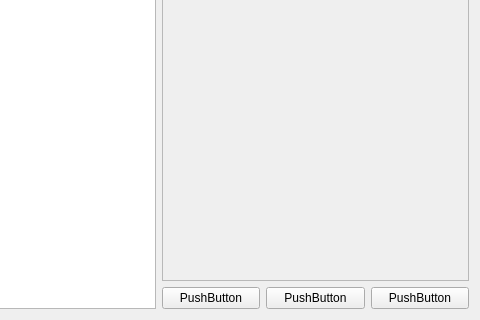
Above: src/nbtreaderui.ui from DreamHelium/dhlrc before the change; both pictures show x 162 to 642 and y 110 to 430 of the 642 by 430 pixel window. Below: the same form after it.
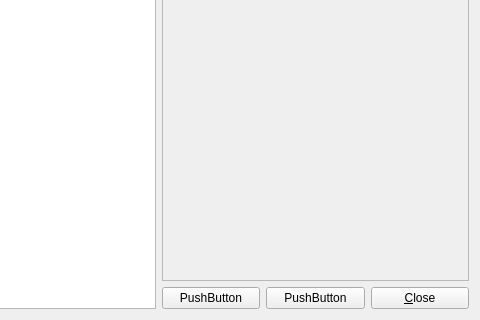
That is the form after the change.

The edit to the form file:
```diff
--- a/src/nbtreaderui.ui
+++ b/src/nbtreaderui.ui
@@ -127,7 +127,7 @@
          <item>
           <widget class="QPushButton" name="pushButton_3">
            <property name="text">
-            <string>PushButton</string>
+            <string>&amp;Close</string>
            </property>
           </widget>
          </item>
```
Left out of the diff: 6 changed lines with no effect on the pictures.
